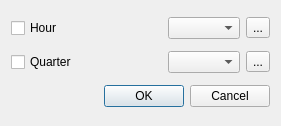
Old version of the form plugins/chime/gui/settings_dialog.ui in the repository Kolcha/DigitalClock4.
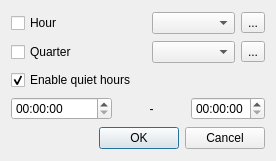
New version of the form. Icons and pictures are not drawn.

Commit message:
chime: added new gui controls
branch : plugins

Diff of the .ui file:
```diff
--- a/plugins/chime/gui/settings_dialog.ui
+++ b/plugins/chime/gui/settings_dialog.ui
@@ -6,8 +6,8 @@
    <rect>
     <x>0</x>
     <y>0</y>
-    <width>281</width>
-    <height>126</height>
+    <width>276</width>
+    <height>161</height>
    </rect>
   </property>
   <property name="windowTitle">
@@ -17,11 +17,31 @@
    <bool>true</bool>
   </property>
   <layout class="QGridLayout" name="gridLayout">
-   <item row="0" column="2">
+   <item row="0" column="0">
+    <widget class="QCheckBox" name="hour_enabled_cb">
+     <property name="text">
+      <string>Hour</string>
+     </property>
+    </widget>
+   </item>
+   <item row="0" column="1" colspan="2">
+    <spacer name="hour_spacer">
+     <property name="orientation">
+      <enum>Qt::Horizontal</enum>
+     </property>
+     <property name="sizeHint" stdset="0">
+      <size>
+       <width>40</width>
+       <height>20</height>
+      </size>
+     </property>
+    </spacer>
+   </item>
+   <item row="0" column="3" colspan="2">
     <widget class="QComboBox" name="hour_count_box"/>
    </item>
-   <item row="1" column="3">
-    <widget class="QToolButton" name="quarter_sound_btn">
+   <item row="0" column="5">
+    <widget class="QToolButton" name="hour_sound_btn">
      <property name="text">
       <string notr="true">...</string>
      </property>
@@ -38,7 +58,60 @@
      </property>
     </widget>
    </item>
-   <item row="2" column="0" colspan="4">
+   <item row="1" column="1" colspan="2">
+    <spacer name="quarter_spacer">
+     <property name="orientation">
+      <enum>Qt::Horizontal</enum>
+     </property>
+     <property name="sizeHint" stdset="0">
+      <size>
+       <width>40</width>
+       <height>20</height>
+      </size>
+     </property>
+    </spacer>
+   </item>
+   <item row="1" column="3" colspan="2">
+    <widget class="QComboBox" name="quarter_count_box"/>
+   </item>
+   <item row="1" column="5">
+    <widget class="QToolButton" name="quarter_sound_btn">
+     <property name="text">
+      <string notr="true">...</string>
+     </property>
+     <property name="icon">
+      <iconset resource="../chime.qrc">
+       <normaloff>:/chime/icon.svg</normaloff>:/chime/icon.svg</iconset>
+     </property>
+    </widget>
+   </item>
+   <item row="2" column="0" colspan="6">
+    <widget class="QCheckBox" name="quiet_hours_enabled">
+     <property name="text">
+      <string>Enable quiet hours</string>
+     </property>
+     <property name="checked">
+      <bool>true</bool>
+     </property>
+    </widget>
+   </item>
+   <item row="3" column="0" colspan="2">
+    <widget class="QTimeEdit" name="q_time_start"/>
+   </item>
+   <item row="3" column="2" colspan="2">
+    <widget class="QLabel" name="label">
+     <property name="text">
+      <string notr="true">-</string>
+     </property>
+     <property name="alignment">
+      <set>Qt::AlignCenter</set>
+     </property>
+    </widget>
+   </item>
+   <item row="3" column="4" colspan="2">
+    <widget class="QTimeEdit" name="q_time_end"/>
+   </item>
+   <item row="4" column="0" colspan="6">
     <widget class="QDialogButtonBox" name="buttonBox">
      <property name="orientation">
       <enum>Qt::Horizontal</enum>
@@ -48,53 +121,6 @@
      </property>
     </widget>
    </item>
-   <item row="0" column="3">
-    <widget class="QToolButton" name="hour_sound_btn">
-     <property name="text">
-      <string notr="true">...</string>
-     </property>
-     <property name="icon">
-      <iconset resource="../chime.qrc">
-       <normaloff>:/chime/icon.svg</normaloff>:/chime/icon.svg</iconset>
-     </property>
-    </widget>
-   </item>
-   <item row="1" column="2">
-    <widget class="QComboBox" name="quarter_count_box"/>
-   </item>
-   <item row="0" column="0">
-    <widget class="QCheckBox" name="hour_enabled_cb">
-     <property name="text">
-      <string>Hour</string>
-     </property>
-    </widget>
-   </item>
-   <item row="0" column="1">
-    <spacer name="hour_spacer">
-     <property name="orientation">
-      <enum>Qt::Horizontal</enum>
-     </property>
-     <property name="sizeHint" stdset="0">
-      <size>
-       <width>40</width>
-       <height>20</height>
-      </size>
-     </property>
-    </spacer>
-   </item>
-   <item row="1" column="1">
-    <spacer name="quarter_spacer">
-     <property name="orientation">
-      <enum>Qt::Horizontal</enum>
-     </property>
-     <property name="sizeHint" stdset="0">
-      <size>
-       <width>40</width>
-       <height>20</height>
-      </size>
-     </property>
-    </spacer>
-   </item>
   </layout>
  </widget>
  <resources>
```
Left out of the diff: 62 changed lines with no effect on the pictures. The commit also changes 3 other files.
